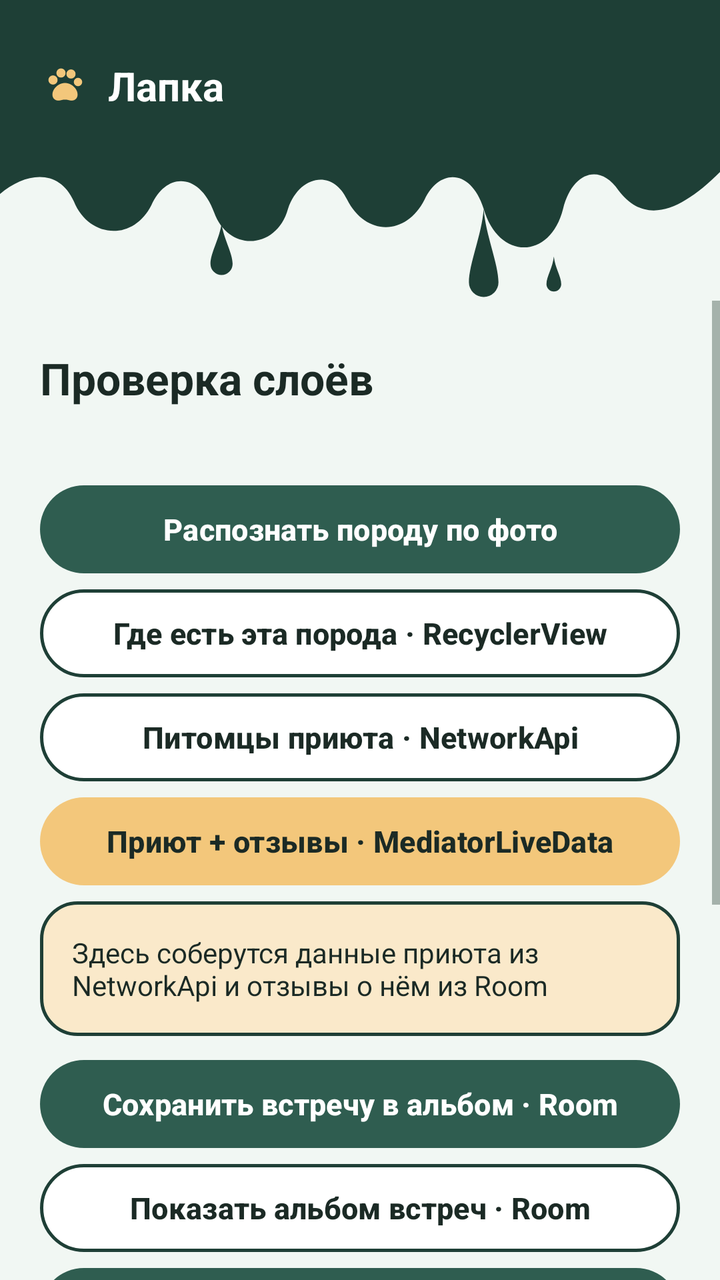
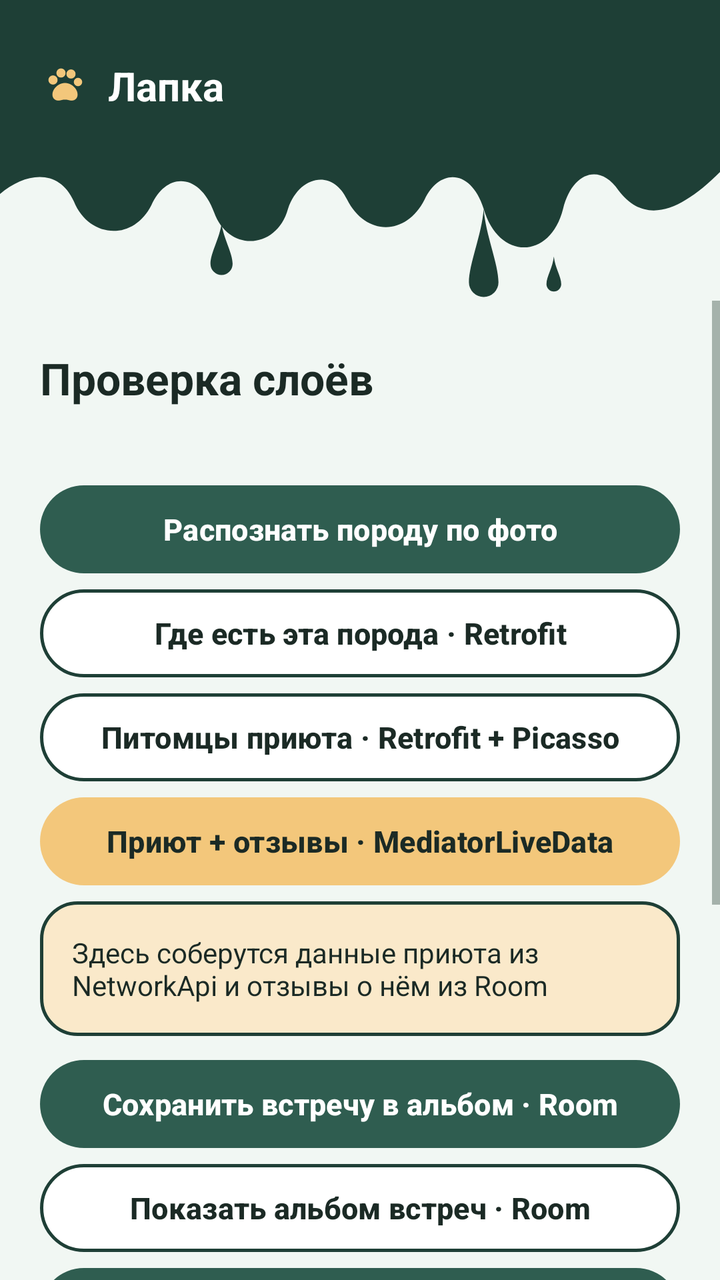

Compare the two renders of this Android layout. The source of the first and the diff that turns it into the second are given below.
<!-- AndroidManifest.xml: application theme Theme.Lapka -->
<!-- res/layout/activity_main.xml -->
<?xml version="1.0" encoding="utf-8"?>
<LinearLayout xmlns:android="http://schemas.android.com/apk/res/android"
    android:id="@+id/main"
    android:layout_width="match_parent"
    android:layout_height="match_parent"
    android:background="@color/colorBackground"
    android:orientation="vertical">

    <include layout="@layout/view_ink_header" />

    <ScrollView
        android:layout_width="match_parent"
        android:layout_height="0dp"
        android:layout_weight="1">

        <LinearLayout
            android:layout_width="match_parent"
            android:layout_height="wrap_content"
            android:orientation="vertical"
            android:paddingStart="20dp"
            android:paddingTop="24dp"
            android:paddingEnd="20dp"
            android:paddingBottom="20dp">

            <TextView
                android:layout_width="match_parent"
                android:layout_height="wrap_content"
                android:text="@string/main_title"
                android:textColor="@color/colorTextPrimary"
                android:textSize="22sp"
                android:textStyle="bold" />

            <TextView
                android:id="@+id/textViewUser"
                android:layout_width="match_parent"
                android:layout_height="wrap_content"
                android:layout_marginTop="4dp"
                android:layout_marginBottom="12dp"
                android:textColor="@color/colorTextSecondary"
                android:textSize="14sp" />

            <Button
                android:id="@+id/buttonRecognize"
                android:layout_width="match_parent"
                android:layout_height="wrap_content"
                android:text="@string/main_recognize" />

            <Button
                android:id="@+id/buttonShelters"
                style="@style/Widget.Lapka.Button.Outlined"
                android:layout_width="match_parent"
                android:layout_height="wrap_content"
                android:text="@string/main_shelters" />

            
            <androidx.recyclerview.widget.RecyclerView
                android:id="@+id/recyclerShelters"
                android:layout_width="match_parent"
                android:layout_height="wrap_content"
                android:nestedScrollingEnabled="false"
                android:overScrollMode="never" />

            <Button
                android:id="@+id/buttonPets"
                style="@style/Widget.Lapka.Button.Outlined"
                android:layout_width="match_parent"
                android:layout_height="wrap_content"
                android:text="@string/main_pets" />

            
            <Button
                android:id="@+id/buttonShelterDetails"
                style="@style/Widget.Lapka.Button.Accent"
                android:layout_width="match_parent"
                android:layout_height="wrap_content"
                android:text="@string/main_shelter_details" />

            <TextView
                android:id="@+id/textViewShelter"
                android:layout_width="match_parent"
                android:layout_height="wrap_content"
                android:layout_marginTop="4dp"
                android:layout_marginBottom="8dp"
                android:background="@drawable/bg_card_accent"
                android:padding="16dp"
                android:text="@string/main_shelter_hint"
                android:textColor="@color/colorTextPrimary"
                android:textSize="14sp" />

            <Button
                android:id="@+id/buttonSaveEncounter"
                android:layout_width="match_parent"
                android:layout_height="wrap_content"
                android:text="@string/main_save_encounter" />

            <Button
                android:id="@+id/buttonAlbum"
                style="@style/Widget.Lapka.Button.Outlined"
                android:layout_width="match_parent"
                android:layout_height="wrap_content"
                android:text="@string/main_album" />

            <Button
                android:id="@+id/buttonAddReview"
                android:layout_width="match_parent"
                android:layout_height="wrap_content"
                android:text="@string/main_add_review" />

            <Button
                android:id="@+id/buttonReviews"
                style="@style/Widget.Lapka.Button.Outlined"
                android:layout_width="match_parent"
                android:layout_height="wrap_content"
                android:text="@string/main_reviews" />

            <Button
                android:id="@+id/buttonProfile"
                style="@style/Widget.Lapka.Button.Accent"
                android:layout_width="match_parent"
                android:layout_height="wrap_content"
                android:text="@string/main_profile" />

            <Button
                android:id="@+id/buttonAccount"
                style="@style/Widget.Lapka.Button.Outlined"
                android:layout_width="match_parent"
                android:layout_height="wrap_content"
                android:text="@string/main_logout" />

            
            <TextView
                android:id="@+id/textViewLog"
                android:layout_width="match_parent"
                android:layout_height="wrap_content"
                android:layout_marginTop="16dp"
                android:background="@drawable/bg_card"
                android:padding="16dp"
                android:text="@string/main_log_hint"
                android:textColor="@color/colorTextPrimary"
                android:textSize="15sp" />

        </LinearLayout>
    </ScrollView>
</LinearLayout>
<!-- res/layout/view_ink_header.xml (included above) -->
<?xml version="1.0" encoding="utf-8"?>
<LinearLayout xmlns:android="http://schemas.android.com/apk/res/android"
    android:layout_width="match_parent"
    android:layout_height="wrap_content"
    android:orientation="vertical">

    <LinearLayout
        android:id="@+id/header"
        android:layout_width="match_parent"
        android:layout_height="wrap_content"
        android:background="@color/colorPrimaryDark"
        android:gravity="center_vertical"
        android:minHeight="86dp"
        android:orientation="horizontal"
        android:paddingStart="20dp"
        android:paddingEnd="20dp">

        <ImageButton
            android:id="@+id/buttonBack"
            android:layout_width="40dp"
            android:layout_height="40dp"
            android:layout_marginEnd="12dp"
            android:background="@drawable/bg_circle_outline_light"
            android:contentDescription="@string/back"
            android:src="@drawable/ic_arrow_back"
            android:visibility="gone" />

        <ImageView
            android:id="@+id/imageLogo"
            android:layout_width="24dp"
            android:layout_height="24dp"
            android:layout_marginEnd="10dp"
            android:importantForAccessibility="no"
            android:src="@drawable/ic_paw" />

        <TextView
            android:layout_width="wrap_content"
            android:layout_height="wrap_content"
            android:text="@string/app_title"
            android:textAppearance="@style/TextAppearance.Lapka.Wordmark" />
    </LinearLayout>

    
    <ImageView
        android:layout_width="match_parent"
        android:layout_height="wrap_content"
        android:adjustViewBounds="true"
        android:importantForAccessibility="no"
        android:scaleType="fitXY"
        android:src="@drawable/ink_drips" />
</LinearLayout>
<!-- resources referenced by this layout -->
<resources>
  <color name="colorBackground">#F1F7F3</color>
  <color name="colorPrimaryDark">#1E3F36</color>
  <color name="colorTextPrimary">#1B2A25</color>
  <color name="colorTextSecondary">#5F7369</color>
  <!-- drawable bg_card (drawable) -->
  <?xml version="1.0" encoding="utf-8"?>
  <shape xmlns:android="http://schemas.android.com/apk/res/android"
      android:shape="rectangle">
      <solid android:color="@color/colorSurface" />
      <corners android:radius="18dp" />
      <stroke
          android:width="1.5dp"
          android:color="@color/colorOutline" />
  </shape>
  <!-- drawable bg_card_accent (drawable) -->
  <?xml version="1.0" encoding="utf-8"?>
  <shape xmlns:android="http://schemas.android.com/apk/res/android"
      android:shape="rectangle">
      <solid android:color="@color/colorAccentLight" />
      <corners android:radius="18dp" />
      <stroke
          android:width="1.5dp"
          android:color="@color/colorOutline" />
  </shape>
  <!-- drawable bg_circle_outline_light (drawable) -->
  <?xml version="1.0" encoding="utf-8"?>
  <shape xmlns:android="http://schemas.android.com/apk/res/android"
      android:shape="oval">
      <stroke
          android:width="1.5dp"
          android:color="@color/colorBackground" />
  </shape>
  <!-- drawable ic_arrow_back (drawable) -->
  <?xml version="1.0" encoding="utf-8"?>
  <vector xmlns:android="http://schemas.android.com/apk/res/android"
      android:width="24dp"
      android:height="24dp"
      android:viewportWidth="24"
      android:viewportHeight="24">
      <path
          android:fillColor="@color/white"
          android:pathData="M14.7,6.3a1,1 0,0 1,0 1.4L10.4,12l4.3,4.3a1,1 0,0 1,-1.4 1.4l-5,-5a1,1 0,0 1,0 -1.4l5,-5a1,1 0,0 1,1.4 0z" />
  </vector>
  <string name="app_title">Лапка</string>
  <string name="back">Назад</string>
  <string name="main_add_review">Оставить отзыв о приюте · Room</string>
  <string name="main_album">Показать альбом встреч · Room</string>
  <string name="main_log_hint">Нажми кнопку — результат появится здесь</string>
  <string name="main_logout">Выйти из аккаунта</string>
  <string name="main_pets">Питомцы приюта · NetworkApi</string>
  <string name="main_profile">Профиль · SharedPreferences</string>
  <string name="main_recognize">Распознать породу по фото</string>
  <string name="main_reviews">Отзывы о приюте · Room</string>
  <string name="main_save_encounter">Сохранить встречу в альбом · Room</string>
  <string name="main_shelter_details">Приют + отзывы · MediatorLiveData</string>
  <string name="main_shelter_hint">Здесь соберутся данные приюта из NetworkApi и отзывы о нём из Room</string>
  <string name="main_shelters">Где есть эта порода · RecyclerView</string>
  <string name="main_title">Проверка слоёв</string>
  <style name="TextAppearance.Lapka.Wordmark" parent="">
          <item name="android:textSize">20sp</item>
          <item name="android:textStyle">bold</item>
          <item name="android:textColor">@color/white</item>
      </style>
  <style name="Widget.Lapka.Button.Accent">
          <item name="backgroundTint">@color/colorAccent</item>
          <item name="android:textColor">@color/colorTextPrimary</item>
      </style>
  <style name="Theme.Lapka" parent="Base.Theme.Lapka" />
  <color name="colorSurface">#FFFFFF</color>
  <color name="colorOutline">#1E3F36</color>
  <color name="colorAccentLight">#FAE9CA</color>
  <color name="white">#FFFFFFFF</color>
  <color name="colorAccent">#F3C77B</color>
  <color name="colorPrimary">#2F5D50</color>
  <color name="colorError">#D0705B</color>
  <style name="Widget.Lapka.Button" parent="Widget.Material3.Button">
          <item name="android:minHeight">52dp</item>
          <item name="android:textSize">15sp</item>
          <item name="android:textStyle">bold</item>
          <item name="android:textAllCaps">false</item>
          <item name="shapeAppearance">@style/ShapeAppearance.Material3.Corner.Full</item>
      </style>
  <!-- unchanged entries left out for length: 4 -->
</resources>

<!-- the commit's change to res/layout/activity_main.xml (unified diff, before → after) -->
@@ -66,6 +66,14 @@
                 android:layout_width="match_parent"
                 android:layout_height="wrap_content"
                 android:text="@string/main_pets" />
+
+            
+            <androidx.recyclerview.widget.RecyclerView
+                android:id="@+id/recyclerPets"
+                android:layout_width="match_parent"
+                android:layout_height="wrap_content"
+                android:nestedScrollingEnabled="false"
+                android:overScrollMode="never" />
 
             
             <Button
<!-- resource entries referenced after the edit -->
@@ -49,14 +49,14 @@
   <string name="main_album">Показать альбом встреч · Room</string>
   <string name="main_log_hint">Нажми кнопку — результат появится здесь</string>
   <string name="main_logout">Выйти из аккаунта</string>
-  <string name="main_pets">Питомцы приюта · NetworkApi</string>
+  <string name="main_pets">Питомцы приюта · Retrofit + Picasso</string>
   <string name="main_profile">Профиль · SharedPreferences</string>
   <string name="main_recognize">Распознать породу по фото</string>
   <string name="main_reviews">Отзывы о приюте · Room</string>
   <string name="main_save_encounter">Сохранить встречу в альбом · Room</string>
   <string name="main_shelter_details">Приют + отзывы · MediatorLiveData</string>
   <string name="main_shelter_hint">Здесь соберутся данные приюта из NetworkApi и отзывы о нём из Room</string>
-  <string name="main_shelters">Где есть эта порода · RecyclerView</string>
+  <string name="main_shelters">Где есть эта порода · Retrofit</string>
   <string name="main_title">Проверка слоёв</string>
   <style name="TextAppearance.Lapka.Wordmark" parent="">
           <item name="android:textSize">20sp</item>
